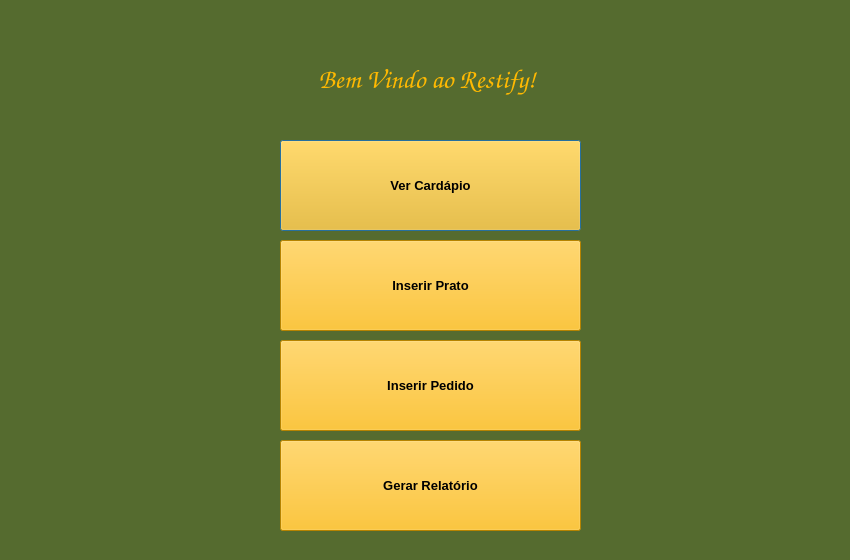
Before: the Qt Designer form tela1.ui in jujubsfs/restify3, drawn with Qt 5.
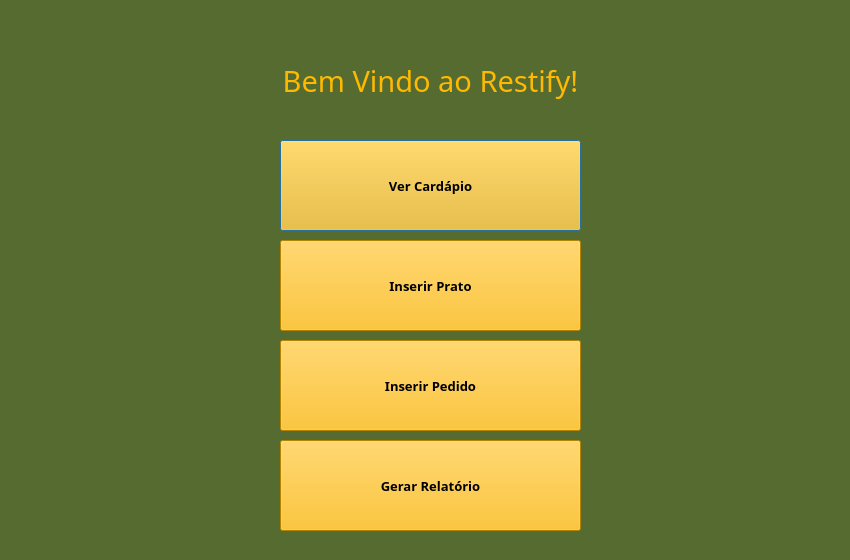
After: the same form once the commit is applied. Icons and pictures are not drawn.

```diff
--- a/tela1.ui
+++ b/tela1.ui
@@ -67,16 +67,16 @@
   <widget class="QLabel" name="bemvindo">
    <property name="geometry">
     <rect>
-     <x>290</x>
-     <y>60</y>
-     <width>274</width>
-     <height>38</height>
+     <x>200</x>
+     <y>40</y>
+     <width>461</width>
+     <height>81</height>
     </rect>
    </property>
    <property name="font">
     <font>
-     <family>Comic Sans MS</family>
-     <pointsize>20</pointsize>
+     <family>Segoe Script</family>
+     <pointsize>22</pointsize>
     </font>
    </property>
    <property name="styleSheet">
@@ -103,6 +103,7 @@
    </property>
    <property name="font">
     <font>
+     <family>Segoe Script</family>
      <pointsize>10</pointsize>
      <bold>true</bold>
     </font>
@@ -128,6 +129,7 @@
    </property>
    <property name="font">
     <font>
+     <family>Segoe Script</family>
      <pointsize>10</pointsize>
      <bold>true</bold>
     </font>
@@ -150,6 +152,7 @@
    </property>
    <property name="font">
     <font>
+     <family>Segoe Script</family>
      <pointsize>10</pointsize>
      <bold>true</bold>
     </font>
@@ -172,6 +175,7 @@
    </property>
    <property name="font">
     <font>
+     <family>Segoe Script</family>
      <pointsize>10</pointsize>
      <bold>true</bold>
     </font>
```
Left out of the diff: 14 changed lines with no effect on the pictures.
